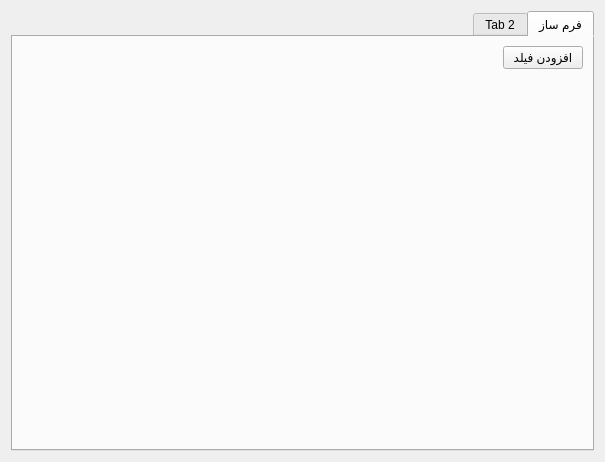
The window that ui/main.ui (ostadsgo/form_app) describes before a commit, drawn with Qt 5.
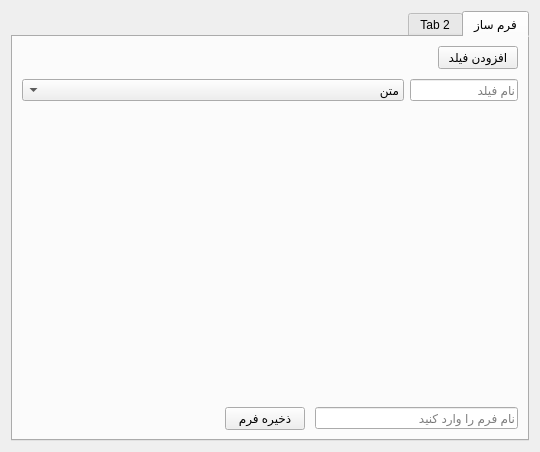
The same window after the commit.

Commit message: Validate form creation tab.

Diff of the .ui file:
```diff
--- a/ui/main.ui
+++ b/ui/main.ui
@@ -6,8 +6,8 @@
    <rect>
     <x>0</x>
     <y>0</y>
-    <width>605</width>
-    <height>462</height>
+    <width>540</width>
+    <height>452</height>
    </rect>
   </property>
   <property name="sizePolicy">
@@ -34,15 +34,12 @@
       </attribute>
       <layout class="QVBoxLayout" name="verticalLayout_3">
        <item>
-        <layout class="QVBoxLayout" name="form_build_main_layout">
-         <property name="leftMargin">
-          <number>0</number>
+        <layout class="QVBoxLayout" name="fb_main_layout">
+         <property name="spacing">
+          <number>10</number>
          </property>
          <item>
           <layout class="QHBoxLayout" name="add_field_layout">
-           <property name="leftMargin">
-            <number>0</number>
-           </property>
            <item>
             <widget class="QPushButton" name="add_field_button">
              <property name="text">
@@ -55,12 +52,9 @@
              <property name="orientation">
               <enum>Qt::Orientation::Horizontal</enum>
              </property>
-             <property name="sizeType">
-              <enum>QSizePolicy::Policy::Expanding</enum>
-             </property>
              <property name="sizeHint" stdset="0">
               <size>
-               <width>50</width>
+               <width>40</width>
                <height>20</height>
               </size>
              </property>
@@ -70,18 +64,96 @@
          </item>
          <item>
           <layout class="QFormLayout" name="fields_layout">
-           <property name="topMargin">
-            <number>0</number>
+           <property name="horizontalSpacing">
+            <number>6</number>
            </property>
            <item row="0" column="0">
-            <spacer name="verticalSpacer">
+            <widget class="QLineEdit" name="field_name">
+             <property name="layoutDirection">
+              <enum>Qt::LayoutDirection::RightToLeft</enum>
+             </property>
+             <property name="placeholderText">
+              <string>نام فیلد</string>
+             </property>
+            </widget>
+           </item>
+           <item row="0" column="1">
+            <widget class="QComboBox" name="field_type">
+             <property name="placeholderText">
+              <string/>
+             </property>
+             <item>
+              <property name="text">
+               <string>متن</string>
+              </property>
+             </item>
+             <item>
+              <property name="text">
+               <string>عدد</string>
+              </property>
+             </item>
+             <item>
+              <property name="text">
+               <string>مبلغ</string>
+              </property>
+             </item>
+             <item>
+              <property name="text">
+               <string>شماره حساب</string>
+              </property>
+             </item>
+             <item>
+              <property name="text">
+               <string>شماره شبا</string>
+              </property>
+             </item>
+             <item>
+              <property name="text">
+               <string>توضیحات</string>
+              </property>
+             </item>
+            </widget>
+           </item>
+          </layout>
+         </item>
+         <item>
+          <spacer name="verticalSpacer">
+           <property name="orientation">
+            <enum>Qt::Orientation::Vertical</enum>
+           </property>
+           <property name="sizeHint" stdset="0">
+            <size>
+             <width>20</width>
+             <height>40</height>
+            </size>
+           </property>
+          </spacer>
+         </item>
+         <item>
+          <layout class="QHBoxLayout" name="save_form_layout">
+           <item>
+            <widget class="QLineEdit" name="form_name">
+             <property name="placeholderText">
+              <string>نام فرم را وارد کنید</string>
+             </property>
+            </widget>
+           </item>
+           <item>
+            <widget class="QPushButton" name="save_form_button">
+             <property name="text">
+              <string>ذخیره فرم</string>
+             </property>
+            </widget>
+           </item>
+           <item>
+            <spacer name="horizontalSpacer_2">
              <property name="orientation">
-              <enum>Qt::Orientation::Vertical</enum>
+              <enum>Qt::Orientation::Horizontal</enum>
              </property>
              <property name="sizeHint" stdset="0">
               <size>
-               <width>20</width>
-               <height>40</height>
+               <width>40</width>
+               <height>20</height>
               </size>
              </property>
             </spacer>
```
The commit also changes 3 other files.
